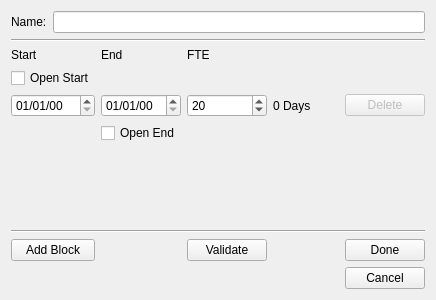
Before: the Qt Designer form GUI/AddProjectAdvanced.ui in hratcliffe/TimeTrackerTwo, drawn with Qt 5.
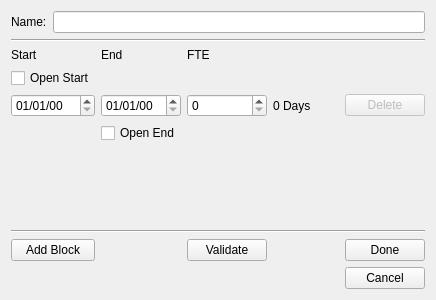
After: the same form once the commit is applied.

Patch:
```diff
--- a/GUI/AddProjectAdvanced.ui
+++ b/GUI/AddProjectAdvanced.ui
@@ -19,7 +19,7 @@
      <item row="4" column="2">
       <widget class="QSpinBox" name="baseFTEField">
        <property name="minimum">
-        <number>5</number>
+        <number>0</number>
        </property>
        <property name="maximum">
         <number>100</number>
@@ -28,7 +28,7 @@
         <number>5</number>
        </property>
        <property name="value">
-        <number>20</number>
+        <number>0</number>
        </property>
       </widget>
      </item>
```
Left out of the diff: 2 changed lines with no effect on the pictures.
